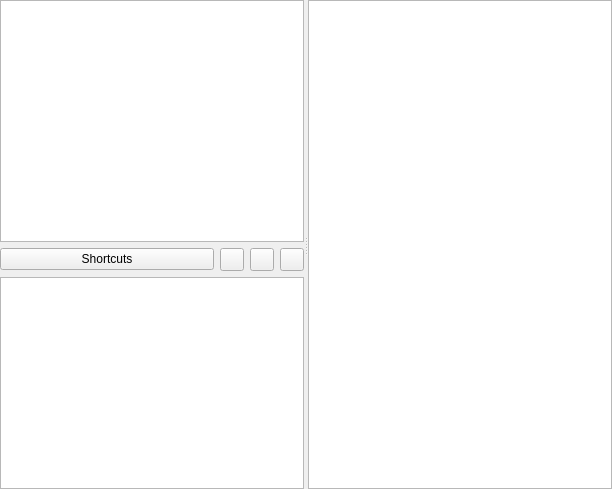
Above: Koo/ui/tree.ui from xrg/openerp-client-kde before the change. Below: the same form after it.
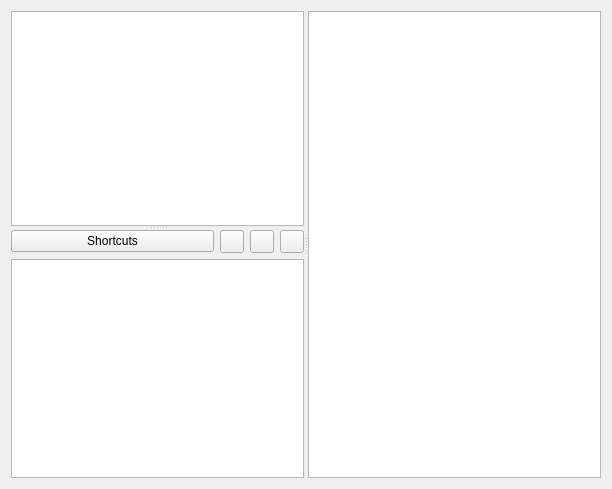
That is the form after the change. Icons and pictures are not drawn.

Commit message: Re-add vertical slider which I removed in a previous commit.

```diff
--- a/Koo/ui/tree.ui
+++ b/Koo/ui/tree.ui
@@ -14,17 +14,15 @@
    <string>Form</string>
   </property>
   <layout class="QHBoxLayout" name="horizontalLayout">
-   <property name="margin">
-    <number>0</number>
-   </property>
    <item>
     <widget class="QSplitter" name="uiSplitter">
      <property name="orientation">
       <enum>Qt::Horizontal</enum>
      </property>
-     <widget class="QWidget" name="">
-      <layout class="QVBoxLayout" name="verticalLayout_2">
-       <item>
+     <widget class="QSplitter" name="splitter">
+      <property name="orientation">
+       <enum>Qt::Vertical</enum>
+      </property>
         <widget class="QListView" name="uiList">
          <property name="sizePolicy">
           <sizepolicy hsizetype="Preferred" vsizetype="Expanding">
@@ -33,8 +31,6 @@
           </sizepolicy>
          </property>
         </widget>
-       </item>
-       <item>
         <widget class="QWidget" name="uiShortcutsContainer" native="true">
          <layout class="QVBoxLayout" name="verticalLayout">
           <property name="margin">
@@ -135,8 +131,6 @@
           </item>
          </layout>
         </widget>
-       </item>
-      </layout>
      </widget>
      <widget class="QTreeView" name="uiTree">
       <property name="sizePolicy">
```
Left out of the diff: 3 changed lines with no effect on the pictures. Lines whose indentation alone changed are shown as unchanged.
